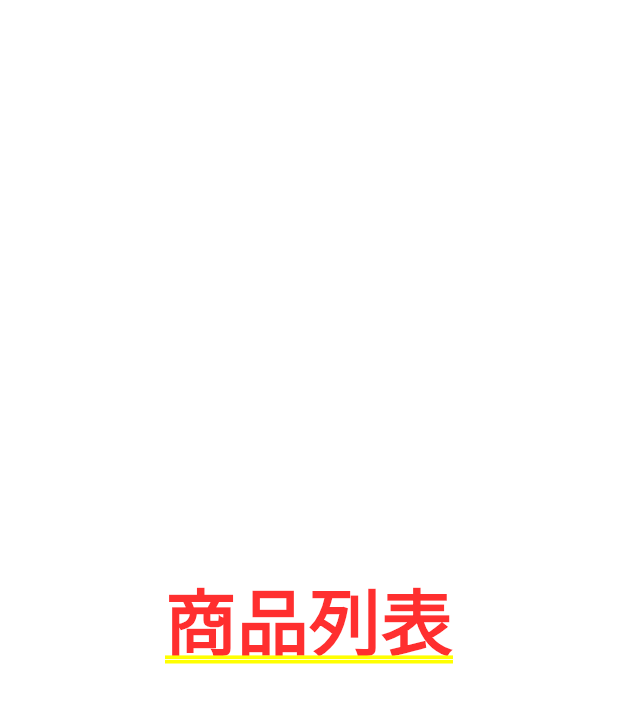
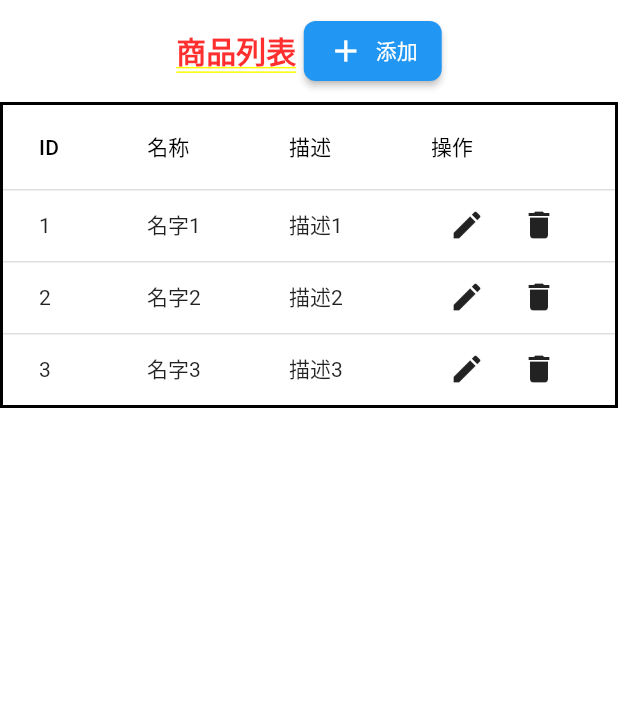
Before and after one commit to superk-no1/flutter-admin-web, a Flutter app: the ProductListPage screen opened by its route, on a phone screen of 412 x 824 dp. Shown: the top 703 px of the screen. Run offline on Flutter 3.47's test engine with Material 3 defaults, Android fonts, the light colour scheme and no system bars; our stand-ins replace dio, get, package_info_plus, shared_preferences; missing offline and left inert: flutter_admin_scaffold; accounts and stored records are empty; Roboto replaces fonts that are missing (Montserrat).

Commit message:
添加crud表格

```diff
--- /dev/null
+++ b/lib/models/table_item_model.dart
@@ -0,0 +1,7 @@
+class TableItemModel {
+  int id;
+  String name;
+  String description;
+
+  TableItemModel({required this.id, required this.name, required this.description});
+}
--- a/lib/pages/home/home_view.dart
+++ b/lib/pages/home/home_view.dart
@@ -30,6 +30,6 @@ class _HomePageState extends State<HomePage> {
   }
 
   Widget _buildMain() {
-    return Center(child: Text('home'));
+    return Container();
   }
 }
--- a/lib/pages/product/product_list/product_list_view.dart
+++ b/lib/pages/product/product_list/product_list_view.dart
@@ -4,6 +4,7 @@ import 'package:get/get.dart';
 
 import '../../../common/constants.dart';
 import '../../../widget/admin_menu_bar.dart';
+import '../../../widget/crud_table/crud_table_view.dart';
 import 'product_list_logic.dart';
 
 class ProductListPage extends StatefulWidget {
@@ -30,6 +31,6 @@ class _ProductListPageState extends State<ProductListPage> {
   }
 
   Widget _buildMain() {
-    return Center(child: Text('商品列表'));
+    return const CrudTableView();
   }
 }
--- /dev/null
+++ b/lib/widget/crud_table/crud_table_view.dart
@@ -0,0 +1,95 @@
+import 'package:flutter/material.dart';
+import 'package:get/get.dart';
+
+import 'crud_table_controller.dart';
+
+class CrudTableView extends StatefulWidget {
+  const CrudTableView({super.key});
+
+  @override
+  State<CrudTableView> createState() => _CrudTableViewState();
+}
+
+class _CrudTableViewState extends State<CrudTableView> {
+  final TableController tableController = Get.put(TableController());
+
+  @override
+  Widget build(BuildContext context) {
+    Get.put(TextEditingController(), tag: 'add_name');
+    Get.put(TextEditingController(), tag: 'add_description');
+    Get.put(TextEditingController(), tag: 'edit_name');
+    Get.put(TextEditingController(), tag: 'edit_description');
+
+    return Obx(() {
+      return Column(
+        children: [
+          Padding(
+            padding: const EdgeInsets.symmetric(vertical: 10),
+            child: Row(
+              mainAxisAlignment: MainAxisAlignment.center,
+              children: <Widget>[
+                const Text('商品列表', style: TextStyle(fontSize: 20),),
+                const SizedBox(width: 5,),
+                ElevatedButton.icon(
+                  onPressed: tableController.showAddDialog,
+                  icon: const Icon(Icons.add),
+                  label: const Text('添加'),
+                  style: ElevatedButton.styleFrom(
+                    foregroundColor: Colors.white,
+                    backgroundColor: Colors.blue,
+                    // Text color
+                    padding:
+                        const EdgeInsets.symmetric(horizontal: 16, vertical: 8),
+                    // Button padding
+                    shape: RoundedRectangleBorder(
+                      borderRadius: BorderRadius.circular(8), // Rounded corners
+                    ),
+                  ),
+                ),
+              ],
+            ),
+          ),
+          Container(
+            width: 900,
+            decoration: BoxDecoration(
+              border: Border.all(color: Colors.black, width: 2), // 设置边框颜色和宽度
+            ),
+            child: DataTable(
+              columns: const [
+                DataColumn(label: Text('ID')),
+                DataColumn(label: Text('名称')),
+                DataColumn(label: Text('描述')),
+                DataColumn(label: Text('操作')),
+              ],
+              rows: tableController.items.map((item) {
+                return DataRow(
+                  cells: [
+                    DataCell(Text(item.id.toString())),
+                    DataCell(Text(item.name)),
+                    DataCell(Text(item.description)),
+                    DataCell(
+                      Row(
+                        children: [
+                          IconButton(
+                            icon: const Icon(Icons.edit),
+                            onPressed: () =>
+                                tableController.showEditDialog(item),
+                          ),
+                          IconButton(
+                            icon: const Icon(Icons.delete),
+                            onPressed: () =>
+                                tableController.showDeleteDialog(item),
+                          ),
+                        ],
+                      ),
+                    ),
+                  ],
+                );
+              }).toList(),
+            ),
+          ),
+        ],
+      );
+    });
+  }
+}
```
Also changed, not shown: lib/widget/crud_table/crud_table_controller.dart (added, +128 -0 lines).
